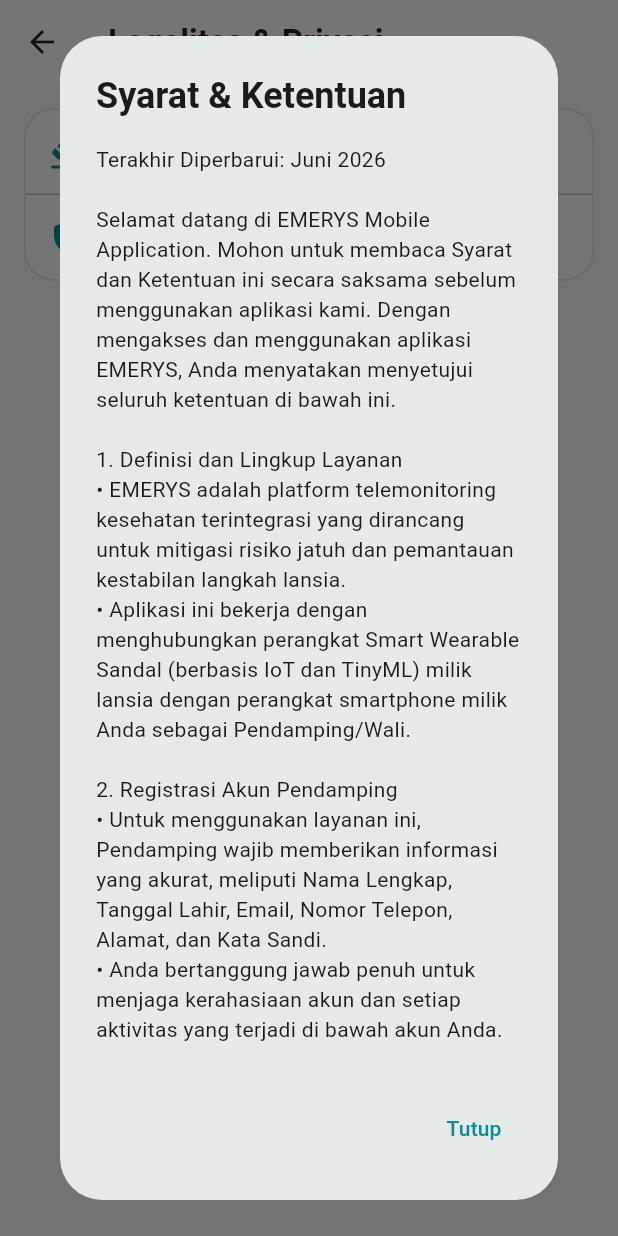
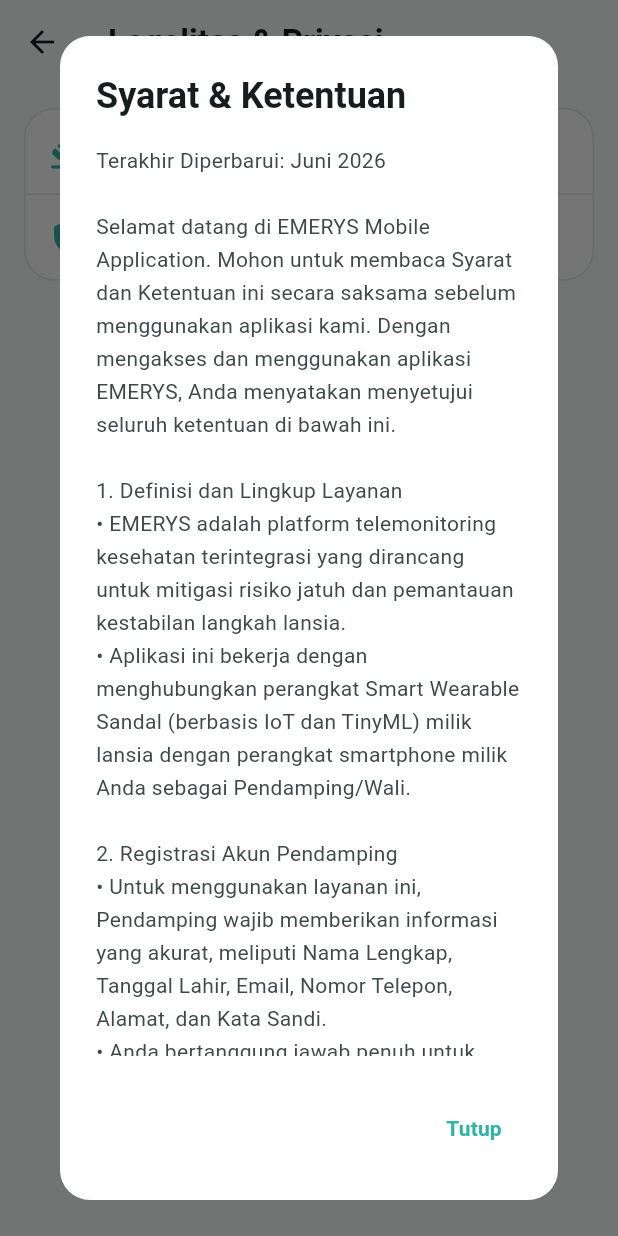
Before and after one commit to Aulirma/smart_sandal, a Flutter app: the LegalPolicyPage screen opened directly, after a tap on "Syarat & Ketentuan", on a phone screen of 412 x 824 dp. Run offline on Flutter 3.47's test engine with Material 3 defaults, Android fonts, the light colour scheme and no system bars; our stand-ins replace fl_chart, flutter_blue_plus.

Commit message:
legacy page

```diff
--- a/lib/pages/legal_policy_page.dart
+++ b/lib/pages/legal_policy_page.dart
@@ -1,4 +1,5 @@
 import 'package:flutter/material.dart';
+import '../theme/app_theme.dart';
 
 class LegalPolicyPage extends StatelessWidget {
   const LegalPolicyPage({super.key});
@@ -55,15 +56,36 @@
     showDialog(
       context: context,
       builder: (context) => AlertDialog(
-        title: Text(title, style: const TextStyle(fontWeight: FontWeight.bold)),
+        backgroundColor: Theme.of(context).cardColor,
+        shape: RoundedRectangleBorder(
+          borderRadius: BorderRadius.circular(20),
+        ),
+        title: Text(
+          title,
+          style: TextStyle(
+            color: Theme.of(context).colorScheme.onSurface,
+            fontWeight: FontWeight.bold,
+          ),
+        ),
         content: SingleChildScrollView(
-          child: Text(contentText),
+          child: Text(
+            contentText,
+            style: TextStyle(
+              color: Theme.of(context).colorScheme.onSurfaceVariant,
+              height: 1.55,
+            ),
+          ),
         ),
         actions: [
           TextButton(
             onPressed: () => Navigator.pop(context),
-            child:
-                const Text('Tutup', style: TextStyle(color: Color(0xFF0D8B94))),
+            child: Text(
+              'Tutup',
+              style: TextStyle(
+                color: AppTheme.primaryColor,
+                fontWeight: FontWeight.bold,
+              ),
+            ),
           ),
         ],
       ),
@@ -73,45 +95,83 @@
   @override
   Widget build(BuildContext context) {
     return Scaffold(
-      backgroundColor: const Color(0xFFF8FAFB),
+      backgroundColor: Theme.of(context).scaffoldBackgroundColor,
       appBar: AppBar(
-        backgroundColor: Colors.white,
+        backgroundColor: Theme.of(context).appBarTheme.backgroundColor,
+        foregroundColor: Theme.of(context).appBarTheme.foregroundColor,
         elevation: 0,
+
         leading: IconButton(
-          icon: const Icon(Icons.arrow_back, color: Colors.black87),
+          icon: Icon(
+            Icons.arrow_back,
+            color: Theme.of(context).colorScheme.onSurface,
+          ),
           onPressed: () => Navigator.pop(context),
         ),
-        title: const Text(
+
+        title: Text(
           'Legalitas & Privasi',
-          style: TextStyle(color: Colors.black87, fontWeight: FontWeight.bold),
+          style: TextStyle(
+            color: Theme.of(context).colorScheme.onSurface,
+            fontWeight: FontWeight.bold,
+          ),
         ),
       ),
       body: Padding(
         padding: const EdgeInsets.all(16.0),
         child: Container(
           decoration: BoxDecoration(
-            color: Colors.white,
+            color: Theme.of(context).cardColor,
             borderRadius: BorderRadius.circular(20),
-            border: Border.all(color: const Color(0xFFE1E6E8)),
+            border: Border.all(
+              color: Theme.of(context).dividerColor,
+            ),
           ),
           child: Column(
             mainAxisSize: MainAxisSize.min,
             children: [
               ListTile(
-                leading:
-                    const Icon(Icons.gavel_rounded, color: Color(0xFF0D8B94)),
-                title: const Text('Syarat & Ketentuan',
-                    style: TextStyle(fontWeight: FontWeight.bold)),
-                trailing: const Icon(Icons.chevron_right),
+                leading: const Icon(
+                  Icons.gavel_rounded,
+                  color: AppTheme.primaryColor,
+                ),
+
+                title: Text(
+                  'Syarat & Ketentuan',
+                  style: TextStyle(
+                    color: Theme.of(context).colorScheme.onSurface,
+                    fontWeight: FontWeight.bold,
+                  ),
+                ),
+
+                trailing: Icon(
+                  Icons.chevron_right,
+                  color: Theme.of(context).colorScheme.onSurfaceVariant,
+                ),
                 onTap: () => _showPolicyDialog(context, 'Syarat & Ketentuan'),
               ),
-              const Divider(height: 1),
+              Divider(
+                height: 1,
+                color: Theme.of(context).dividerColor,
+              ),
               ListTile(
-                leading: const Icon(Icons.privacy_tip_rounded,
-                    color: Color(0xFF0D8B94)),
-                title: const Text('Kebijakan Privasi',
-                    style: TextStyle(fontWeight: FontWeight.bold)),
-                trailing: const Icon(Icons.chevron_right),
+                leading: const Icon(
+                  Icons.privacy_tip_rounded,
+                  color: AppTheme.primaryColor,
+                ),
+
+                title: Text(
+                  'Kebijakan Privasi',
+                  style: TextStyle(
+                    color: Theme.of(context).colorScheme.onSurface,
+                    fontWeight: FontWeight.bold,
+                  ),
+                ),
+
+                trailing: Icon(
+                  Icons.chevron_right,
+                  color: Theme.of(context).colorScheme.onSurfaceVariant,
+                ),
                 onTap: () => _showPolicyDialog(context, 'Kebijakan Privasi'),
               ),
             ],
```
